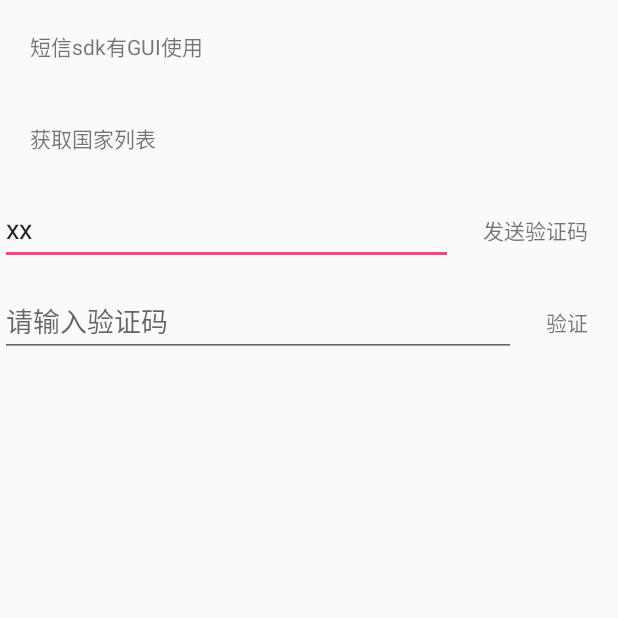
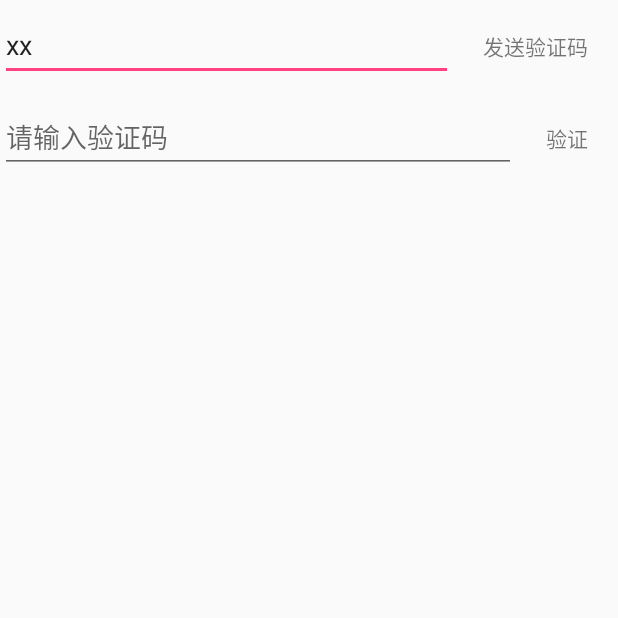
Before and after one commit to Above-The-Cloud/Community, an Android app: the GetIdentifingCodeActivity screen opened directly, with no data from a screen before it, after a tap on "发送验证码", on a phone screen of 412 x 824 dp, the top half of it. Run offline under Robolectric (Android 15) with nearby library versions, the phone set to English and light mode, and no system bars; libraries missing offline, so code that uses them is left out: cn.smssdk, com.mob; 4 statements that could not run were skipped.

Commit message:
删除注册界面的无关代码

```diff
--- a/app/src/main/java/wang/yiwangchunyu/community/GetIdentifingCodeActivity.java
+++ b/app/src/main/java/wang/yiwangchunyu/community/GetIdentifingCodeActivity.java
@@ -24,7 +24,6 @@ import java.util.List;
 
 import cn.smssdk.EventHandler;
 import cn.smssdk.SMSSDK;
-import cn.smssdk.gui.RegisterPage;
 import wang.yiwangchunyu.community.constant.Constant;
 import wang.yiwangchunyu.community.constant.UrlConstance;
 import wang.yiwangchunyu.community.users.UserBaseInfo;
@@ -51,12 +50,9 @@ public class GetIdentifingCodeActivity extends Activity implements View.OnClickL
     @Override
     protected void onCreate(Bundle savedInstanceState) {
         super.onCreate(savedInstanceState);
-        setContentView(R.layout.activity_test_mob);
+        setContentView(R.layout.activity_get_identifing_code);
         userBaseInfo = new UserBaseInfo();
-//        MobSDK.init(this, "1e5a7235099cc", "25e7e16707c24845a80b2afcbcee49f1");
-//        MobSDK.init(this, "1cc1ae7ec8300", "1a5fa945644ac0bd071a0df8f92eac07");
-//        Toast.makeText(MainActivity.this,"test",Toast.LENGTH_SHORT).show();
-//            SMSSDK.setAskPermisionOnReadContact(true);
+
         MobSDK.init(this);
 
         if (Build.VERSION.SDK_INT >= Build.VERSION_CODES.M) {
@@ -87,10 +83,8 @@ public class GetIdentifingCodeActivity extends Activity implements View.OnClickL
         }
 
         rawData = SMSSDK.getGroupedCountryList();
-        findViewById(R.id.tv_test).setOnClickListener(this);
         findViewById(R.id.tv_test1).setOnClickListener(this);
         findViewById(R.id.tv_test_vcode_valiable).setOnClickListener(this);
-        findViewById(R.id.tv_test3).setOnClickListener(this);
         etVCode = (EditText) findViewById(R.id.et_v_code);
         etVGetcode = (EditText) findViewById(R.id.et_v_getcode);
         etVGetcode.setText("xx");
@@ -191,25 +185,7 @@ public class GetIdentifingCodeActivity extends Activity implements View.OnClickL
         String phone = etVGetcode.getText().toString();
 
         switch (v.getId()){
-            case R.id.tv_test:
-//打开注册页面
-                RegisterPage registerPage = new RegisterPage();
-                registerPage.setRegisterCallback(new EventHandler() {
-                    public void afterEvent(int event, int result, Object data) {
-// 解析注册结果
-                        if (result == SMSSDK.RESULT_COMPLETE) {
-                            @SuppressWarnings("unchecked")
-                            HashMap<String,Object> phoneMap = (HashMap<String, Object>) data;
-                            String country = (String) phoneMap.get("country");
-                            String phone = (String) phoneMap.get("phone");
-
-// 提交用户信息（此方法可以不调用）
-//                            registerUser(country, phone);
-                        }
-                    }
-                });
-                registerPage.show(this);
-                break;
+//
             case R.id.tv_test1:
                 //获取验证码
                 if (TextUtils.isEmpty(phone))
@@ -221,11 +197,7 @@ public class GetIdentifingCodeActivity extends Activity implements View.OnClickL
                 //SMSSDK.getVerificationCode("86",phone,null);
 //                SMSSDK.getVoiceVerifyCode("86",phone);
                 break;
-            case R.id.tv_test3:
-//                //获取支持的国家
-//                Toast.makeText(this,"show",Toast.LENGTH_SHORT).show();
-                SMSSDK.getSupportedCountries();
-                break;
+
 
             case R.id.tv_test_vcode_valiable:
 
@@ -254,75 +226,6 @@ public class GetIdentifingCodeActivity extends Activity implements View.OnClickL
     }
 
 
-
-
-//    private void initSearchEngine() {
-//        this.sEngine = new SearchEngine();
-//        ArrayList countries = new ArrayList();
-//        Iterator var2 = this.rawData.entrySet().iterator();
-//
-//        while(var2.hasNext()) {
-//            Map.Entry ent = (Map.Entry)var2.next();
-//            ArrayList cl = (ArrayList)ent.getValue();
-//            Iterator var5 = cl.iterator();
-//
-//            while(var5.hasNext()) {
-//                String[] paire = (String[])var5.next();
-//                countries.add(paire[0]);
-//            }
-//        }
-//
-//        this.sEngine.setIndex(countries);
-//    }
-
-    //    public void search(String token) {
-//        ArrayList res = this.sEngine.match(token);
-//        boolean isEmptyToken = false;
-//        if(res == null || res.size() <= 0) {
-//            res = new ArrayList();
-//            isEmptyToken = true;
-//        }
-//
-//        HashMap resMap = new HashMap();
-//        Iterator var5 = res.iterator();
-//
-//        while(var5.hasNext()) {
-//            String ent = (String)var5.next();
-//            resMap.put(ent, ent);
-//        }
-//
-//        this.titles = new ArrayList();
-//        this.countries = new ArrayList();
-//        var5 = this.rawData.entrySet().iterator();
-//
-//        label37:
-//        while(var5.hasNext()) {
-//            Map.Entry ent1 = (Map.Entry)var5.next();
-//            ArrayList cl = (ArrayList)ent1.getValue();
-//            list = new ArrayList();
-//            Iterator var9 = cl.iterator();
-//
-//            while(true) {
-//                String[] paire;
-//                do {
-//                    if(!var9.hasNext()) {
-//                        if(list.size() > 0) {
-//                            this.titles.add(String.valueOf(ent1.getKey()));
-//                            this.countries.add(list);
-//                        }
-//                        continue label37;
-//                    }
-//
-//                    paire = (String[])var9.next();
-//                } while(!isEmptyToken && !resMap.containsKey(paire[0]));
-//
-//                list.add(paire);
-//
-//            }
-//
-//        }
-//
-//    }
     @Override
     public void onRequestPermissionsResult(int requestCode, String[] permissions, int[] grantResults) {
         switch (requestCode) {
--- a/app/src/main/java/wang/yiwangchunyu/community/RegisterUserInfoActivity.java
+++ b/app/src/main/java/wang/yiwangchunyu/community/RegisterUserInfoActivity.java
@@ -32,7 +32,7 @@ public class RegisterUserInfoActivity extends AppCompatActivity implements View.
     @Override
     protected void onCreate(Bundle savedInstanceState) {
         super.onCreate(savedInstanceState);
-        setContentView(R.layout.activity_name_pwd);
+        setContentView(R.layout.activity_register_user_info);
         Intent intent = getIntent();
         user_id = intent.getStringExtra("userid");
 
--- a/app/src/main/res/layout/activity_test_mob.xml
+++ b/app/src/main/res/layout/activity_get_identifing_code.xml
@@ -5,20 +5,20 @@
     android:layout_height="match_parent"
     android:orientation="vertical"
     >
-    <TextView
-        android:id="@+id/tv_test"
-        android:layout_width="wrap_content"
-        android:layout_height="wrap_content"
-        android:padding="20dp"
-        android:text="短信sdk有GUI使用 "
-        />
+    <!--<TextView-->
+        <!--android:id="@+id/tv_test"-->
+        <!--android:layout_width="wrap_content"-->
+        <!--android:layout_height="wrap_content"-->
+        <!--android:padding="20dp"-->
+        <!--android:text="短信sdk有GUI使用 "-->
+        <!--/>-->
 
-    <TextView
-        android:id="@+id/tv_test3"
-        android:layout_width="wrap_content"
-        android:layout_height="wrap_content"
-        android:padding="20dp"
-        android:text="获取国家列表" />
+    <!--<TextView-->
+        <!--android:id="@+id/tv_test3"-->
+        <!--android:layout_width="wrap_content"-->
+        <!--android:layout_height="wrap_content"-->
+        <!--android:padding="20dp"-->
+        <!--android:text="获取国家列表" />-->
 
     <LinearLayout
         android:layout_width="match_parent"
```
Also changed, not shown: app/src/main/java/wang/yiwangchunyu/community/dataStructures/TaskPublishingInfo.java (+9 -0 lines), app/src/main/res/layout/activity_register_user_info.xml (renamed from app/src/main/res/layout/activity_name_pwd.xml).
